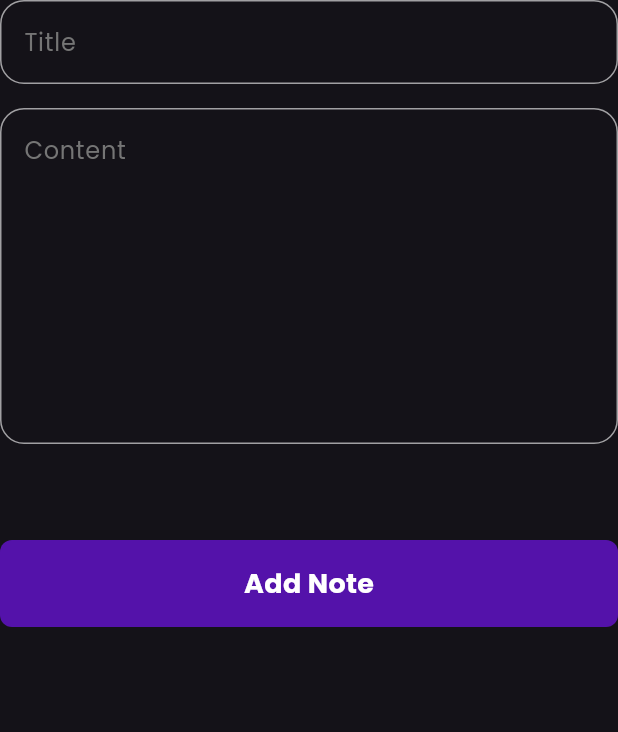
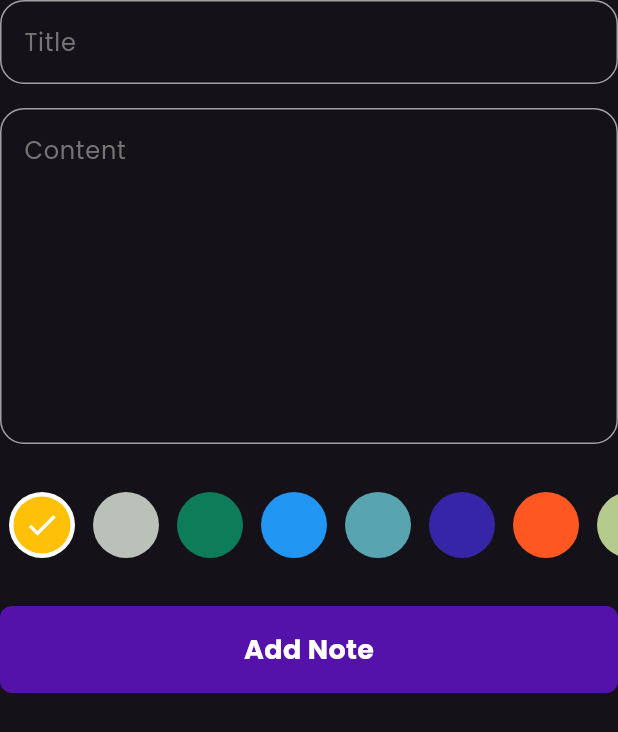
Before and after one commit to smfgalal/notes_app, a Flutter app: the AddBottomSheetForm widget shown alone on an empty page, opened directly, on a phone screen of 412 x 824 dp. Shown: the top 732 px of the screen. Run offline on Flutter 3.47's test engine with Material 3 defaults, Android fonts, the phone set to English and light mode, and no system bars; our stand-ins replace bloc, flutter_bloc, font_awesome_flutter, hive, hive_flutter; accounts and stored records are empty.

Commit message:
add notes colors option to add bottom sheet

```diff
--- a/lib/cubits/add_note_cubit/add_note_cubit.dart
+++ b/lib/cubits/add_note_cubit/add_note_cubit.dart
@@ -1,6 +1,6 @@
 import 'package:bloc/bloc.dart';
+import 'package:flutter/material.dart';
 import 'package:hive/hive.dart';
-import 'package:meta/meta.dart';
 import 'package:notes_app/constants.dart';
 import 'package:notes_app/models/notes_model.dart';
 
@@ -9,7 +9,9 @@ part 'add_note_state.dart';
 class AddNotesCubit extends Cubit<AddNoteState> {
   AddNotesCubit() : super(AddNoteInitial());
 
+  Color color = Colors.amber;
   addNote(NotesModel notes) async {
+    notes.color = color.toARGB32();
     emit(AddNoteLoading());
     try {
       var notesBox = Hive.box<NotesModel>(kNotesBox);
--- a/lib/widgets/add_bottom_modal_sheet.dart
+++ b/lib/widgets/add_bottom_modal_sheet.dart
@@ -5,6 +5,7 @@ import 'package:notes_app/constants.dart';
 import 'package:notes_app/cubits/add_note_cubit/add_note_cubit.dart';
 import 'package:notes_app/cubits/read_notes_cubit/read_notes_cubit.dart';
 import 'package:notes_app/models/notes_model.dart';
+import 'package:notes_app/widgets/bottom_sheet/notes_colors_list.dart';
 import 'package:notes_app/widgets/custom_button.dart';
 import 'package:notes_app/widgets/custom_text_field.dart';
 
@@ -77,7 +78,9 @@ class _AddBottomSheetFormState extends State<AddBottomSheetForm> {
             maxLines: 50,
             minLines: 8,
           ),
-          const SizedBox(height: 64),
+          const SizedBox(height: 32),
+          const NoteColorsItemsList(),
+          const SizedBox(height: 32),
           BlocBuilder<AddNotesCubit, AddNoteState>(
             builder: (context, state) {
               return CustomButton(
--- /dev/null
+++ b/lib/widgets/bottom_sheet/notes_colors_list.dart
@@ -0,0 +1,72 @@
+import 'package:flutter/material.dart';
+import 'package:flutter_bloc/flutter_bloc.dart';
+import 'package:notes_app/cubits/add_note_cubit/add_note_cubit.dart';
+
+class NoteColorsItemsList extends StatefulWidget {
+  const NoteColorsItemsList({super.key});
+
+  @override
+  State<NoteColorsItemsList> createState() => _NoteColorsItemsListState();
+}
+
+class _NoteColorsItemsListState extends State<NoteColorsItemsList> {
+  int currentIndex = 0;
+  List<Color> colors = const [
+    Colors.amber,
+    Color(0xffBAC1B8),
+    Color(0xff0C7C59),
+    Colors.blue,
+    Color(0xff58A4B0),
+    Color(0xff3626A7),
+    Colors.deepOrange,
+    Color(0xffB5CA8D),
+    Colors.pink,
+    Color(0xff465362),
+  ];
+  @override
+  Widget build(BuildContext context) {
+    return SizedBox(
+      height: 44,
+      child: ListView.builder(
+        scrollDirection: Axis.horizontal,
+        itemCount: 10,
+        itemBuilder: (context, index) {
+          return Padding(
+            padding: const EdgeInsets.symmetric(horizontal: 6),
+            child: GestureDetector(
+              onTap: () {
+                currentIndex = index;
+                BlocProvider.of<AddNotesCubit>(context).color = colors[index];
+                setState(() {});
+              },
+              child: NoteColorItem(
+                color: colors[index],
+                isActive: currentIndex == index,
+              ),
+            ),
+          );
+        },
+      ),
+    );
+  }
+}
+
+class NoteColorItem extends StatelessWidget {
+  const NoteColorItem({super.key, required this.isActive, required this.color});
+  final bool isActive;
+  final Color color;
+  @override
+  Widget build(BuildContext context) {
+    return isActive
+        ? CircleAvatar(
+            backgroundColor: Colors.white,
+            radius: 22,
+            child: CircleAvatar(
+              backgroundColor: color,
+              radius: 19,
+              child: Icon(Icons.check, color: Colors.white),
+            ),
+          )
+        : CircleAvatar(backgroundColor: color, radius: 22);
+  }
+}
```
